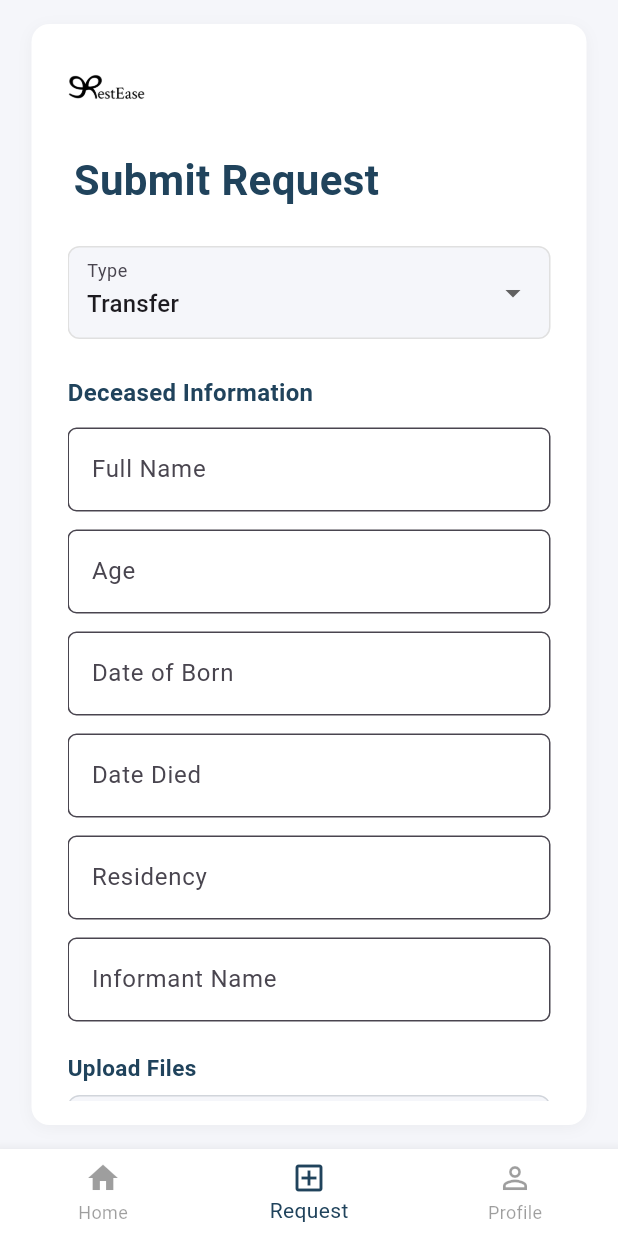
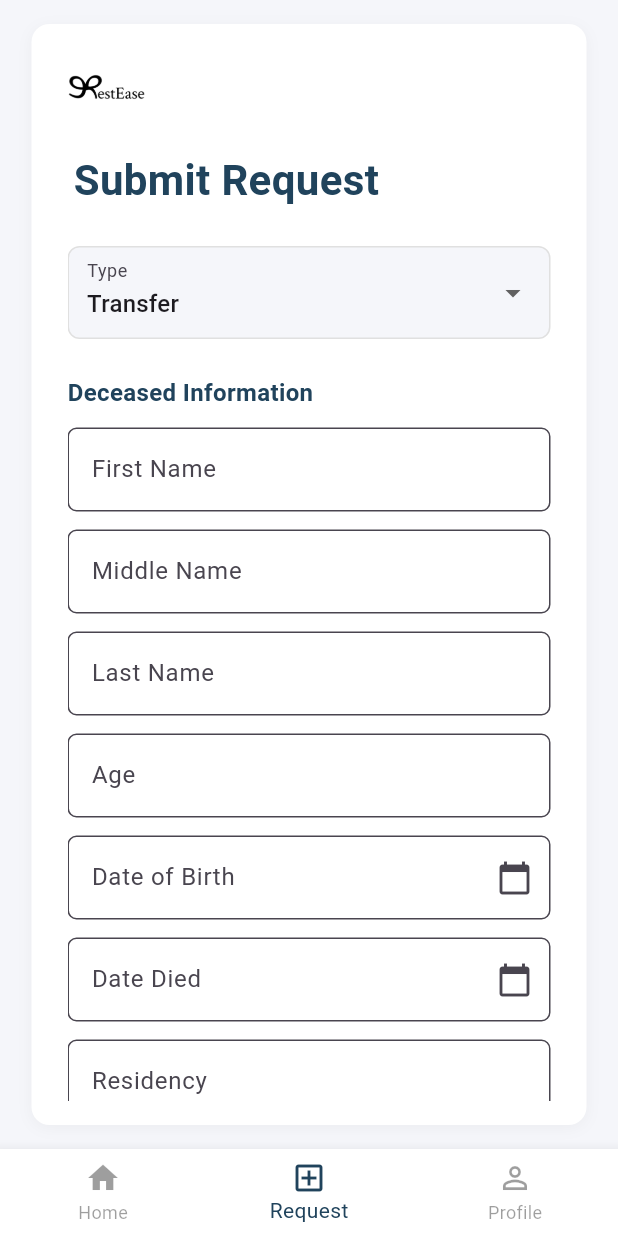
Before and after one commit to LourenzFrancisco/RestEaseMobile, a Flutter app: the RequestScreen screen opened directly, on a phone screen of 412 x 824 dp. Run offline on Flutter 3.47's test engine with Material 3 defaults, Android fonts, the phone set to English and light mode, and no system bars; our stand-ins replace webview_flutter.

Commit message:
requests

```diff
--- a/lib/requests.dart
+++ b/lib/requests.dart
@@ -1,9 +1,42 @@
-import 'package:flutter/material.dart'; // Add this import at the top
-import 'navbar.dart'; // Import the BottomNavBar widget
+import 'package:flutter/material.dart';
+import 'package:http/http.dart' as http;
+import 'navbar.dart';
+import 'dart:io';
+// import 'package:file_picker/file_picker.dart';
 
-// Add the RequestScreen widget
-class RequestScreen extends StatelessWidget {
+class RequestScreen extends StatefulWidget {
   const RequestScreen({super.key});
+
+  @override
+  State<RequestScreen> createState() => _RequestScreenState();
+}
+
+class _RequestScreenState extends State<RequestScreen> {
+  final _firstNameController = TextEditingController();
+  final _middleNameController = TextEditingController();
+  final _lastNameController = TextEditingController();
+  final _ageController = TextEditingController();
+  final _dobController = TextEditingController();
+  final _dodController = TextEditingController();
+  final _residencyController = TextEditingController();
+  final _informantController = TextEditingController();
+
+  String _requestType = 'Transfer';
+  bool _loading = false;
+  File? _deathCertificateFile;
+
+  @override
+  void dispose() {
+    _firstNameController.dispose();
+    _middleNameController.dispose();
+    _lastNameController.dispose();
+    _ageController.dispose();
+    _dobController.dispose();
+    _dodController.dispose();
+    _residencyController.dispose();
+    _informantController.dispose();
+    super.dispose();
+  }
 
   void _showSubmittedDialog(BuildContext context) {
     showDialog(
@@ -81,6 +114,52 @@ class RequestScreen extends StatelessWidget {
     );
   }
 
+  // Future<void> _pickDeathCertificate() async {
+  //   FilePickerResult? result = await FilePicker.platform.pickFiles(
+  //     type: FileType.custom,
+  //     allowedExtensions: ['pdf', 'jpg', 'jpeg', 'png'],
+  //   );
+  //   if (result != null && result.files.single.path != null) {
+  //     setState(() {
+  //       _deathCertificateFile = File(result.files.single.path!);
+  //     });
+  //   }
+  // }
+
+  Future<void> _submitRequest() async {
+    setState(() => _loading = true);
+    final url = Uri.parse('http://192.168.100.214/RestEase/ClientSide/clientrequest.php');
+
+    var request = http.MultipartRequest('POST', url);
+    request.fields['type'] = _requestType;
+    request.fields['first_name'] = _firstNameController.text;
+    request.fields['middle_name'] = _middleNameController.text;
+    request.fields['last_name'] = _lastNameController.text;
+    request.fields['age'] = _ageController.text;
+    request.fields['dob'] = _dobController.text;
+    request.fields['dod'] = _dodController.text;
+    request.fields['residency'] = _residencyController.text;
+    request.fields['informant'] = _informantController.text;
+
+    if (_deathCertificateFile != null) {
+      request.files.add(await http.MultipartFile.fromPath(
+        'file_upload',
+        _deathCertificateFile!.path,
+      ));
+    }
+
+    final response = await request.send();
+    setState(() => _loading = false);
+
+    if (response.statusCode == 200) {
+      _showSubmittedDialog(context);
+    } else {
+      ScaffoldMessenger.of(context).showSnackBar(
+        const SnackBar(content: Text('Submission failed. Please try again.')),
+      );
+    }
+  }
+
   @override
   Widget build(BuildContext context) {
     return Scaffold(
@@ -140,7 +219,7 @@ class RequestScreen extends StatelessWidget {
                   ),
                   padding: const EdgeInsets.symmetric(horizontal: 12, vertical: 2),
                   child: DropdownButtonFormField<String>(
-                    value: 'Transfer',
+                    value: _requestType,
                     decoration: const InputDecoration(
                       labelText: 'Type',
                       border: InputBorder.none,
@@ -149,7 +228,11 @@ class RequestScreen extends StatelessWidget {
                       DropdownMenuItem(value: 'Transfer', child: Text('Transfer')),
                       DropdownMenuItem(value: 'Interment', child: Text('Internment')),
                     ],
-                    onChanged: (v) {},
+                    onChanged: (v) {
+                      setState(() {
+                        _requestType = v!;
+                      });
+                    },
                   ),
                 ),
                 const SizedBox(height: 24),
@@ -164,8 +247,9 @@ class RequestScreen extends StatelessWidget {
                 ),
                 const SizedBox(height: 12),
                 TextField(
+                  controller: _firstNameController,
                   decoration: InputDecoration(
-                    labelText: 'Full Name',
+                    labelText: 'First Name',
                     filled: true,
                     fillColor: Colors.white,
                     border: OutlineInputBorder(
@@ -175,6 +259,31 @@ class RequestScreen extends StatelessWidget {
                 ),
                 const SizedBox(height: 12),
                 TextField(
+                  controller: _middleNameController,
+                  decoration: InputDecoration(
+                    labelText: 'Middle Name',
+                    filled: true,
+                    fillColor: Colors.white,
+                    border: OutlineInputBorder(
+                      borderRadius: BorderRadius.circular(6),
+                    ),
+                  ),
+                ),
+                const SizedBox(height: 12),
+                TextField(
+                  controller: _lastNameController,
+                  decoration: InputDecoration(
+                    labelText: 'Last Name',
+                    filled: true,
+                    fillColor: Colors.white,
+                    border: OutlineInputBorder(
+                      borderRadius: BorderRadius.circular(6),
+                    ),
+                  ),
+                ),
+                const SizedBox(height: 12),
+                TextField(
+                  controller: _ageController,
                   decoration: InputDecoration(
                     labelText: 'Age',
                     filled: true,
@@ -187,17 +296,35 @@ class RequestScreen extends StatelessWidget {
                 ),
                 const SizedBox(height: 12),
                 TextField(
+                  controller: _dobController,
+                  readOnly: true,
                   decoration: InputDecoration(
-                    labelText: 'Date of Born',
+                    labelText: 'Date of Birth',
                     filled: true,
                     fillColor: Colors.white,
                     border: OutlineInputBorder(
                       borderRadius: BorderRadius.circular(6),
                     ),
+                    suffixIcon: IconButton(
+                      icon: const Icon(Icons.calendar_today),
+                      onPressed: () async {
+                        DateTime? picked = await showDatePicker(
+                          context: context,
+                          initialDate: DateTime.now(),
+                          firstDate: DateTime(1900),
+                          lastDate: DateTime.now(),
+                        );
+                        if (picked != null) {
+                          _dobController.text = "${picked.year}-${picked.month.toString().padLeft(2, '0')}-${picked.day.toString().padLeft(2, '0')}";
+                        }
+                      },
+                    ),
                   ),
                 ),
                 const SizedBox(height: 12),
                 TextField(
+                  controller: _dodController,
+                  readOnly: true,
                   decoration: InputDecoration(
                     labelText: 'Date Died',
                     filled: true,
@@ -205,10 +332,25 @@ class RequestScreen extends StatelessWidget {
                     border: OutlineInputBorder(
                       borderRadius: BorderRadius.circular(6),
                     ),
+                    suffixIcon: IconButton(
+                      icon: const Icon(Icons.calendar_today),
+                      onPressed: () async {
+                        DateTime? picked = await showDatePicker(
+                          context: context,
+                          initialDate: DateTime.now(),
+                          firstDate: DateTime(1900),
+                          lastDate: DateTime.now(),
+                        );
+                        if (picked != null) {
+                          _dodController.text = "${picked.year}-${picked.month.toString().padLeft(2, '0')}-${picked.day.toString().padLeft(2, '0')}";
+                        }
+                      },
+                    ),
                   ),
                 ),
                 const SizedBox(height: 12),
                 TextField(
+                  controller: _residencyController,
                   decoration: InputDecoration(
                     labelText: 'Residency',
                     filled: true,
@@ -220,6 +362,7 @@ class RequestScreen extends StatelessWidget {
                 ),
                 const SizedBox(height: 12),
                 TextField(
+                  controller: _informantController,
                   decoration: InputDecoration(
                     labelText: 'Informant Name',
                     filled: true,
@@ -250,14 +393,19 @@ class RequestScreen extends StatelessWidget {
                   child: Row(
                     mainAxisAlignment: MainAxisAlignment.spaceBetween,
                     children: [
-                      const Text(
-                        'Upload birth certificate here',
-                        style: TextStyle(color: Color(0xFF6B7280)),
+                      Expanded(
+                        child: Text(
+                          _deathCertificateFile != null
+                              ? 'Selected: ${_deathCertificateFile!.path.split('/').last}'
+                              : 'Upload death certificate here',
+                          style: const TextStyle(color: Color(0xFF6B7280)),
+                          overflow: TextOverflow.ellipsis,
+                        ),
                       ),
                       GestureDetector(
-                        onTap: () {},
+                        // onTap: _pickDeathCertificate,
                         child: const Text(
-                          'choose files',
+                          'choose file',
                           style: TextStyle(
                             color: Color(0xFF20435C),
                             decoration: TextDecoration.underline,
@@ -271,9 +419,7 @@ class RequestScreen extends StatelessWidget {
                 SizedBox(
                   width: double.infinity,
                   child: ElevatedButton(
-                    onPressed: () {
-                      _showSubmittedDialog(context);
-                    },
+                    onPressed: _loading ? null : _submitRequest,
                     style: ElevatedButton.styleFrom(
                       backgroundColor: const Color(0xFF8CAFC9),
                       foregroundColor: Colors.white,
@@ -302,8 +448,7 @@ class RequestScreen extends StatelessWidget {
                         //   MaterialPageRoute(builder: (context) => const MapHomeScreen()),
                         // );
                       }
-                  }
-                  ,
+                    },
                     style: ElevatedButton.styleFrom(
                       backgroundColor: Color(0xFFE5E7EB),
                       foregroundColor: Colors.black54,
```
Lines whose indentation alone changed are shown as unchanged.
